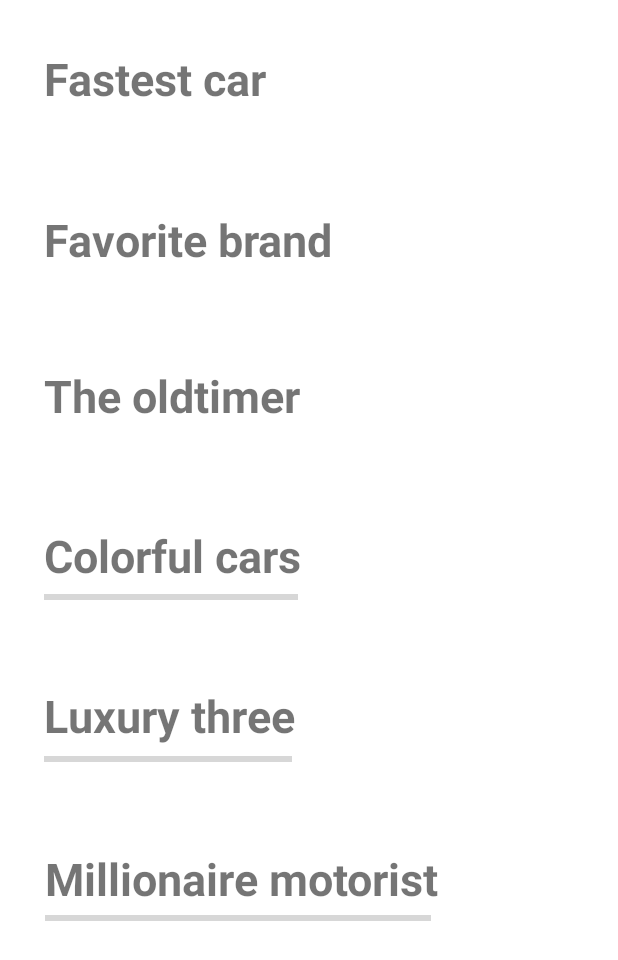
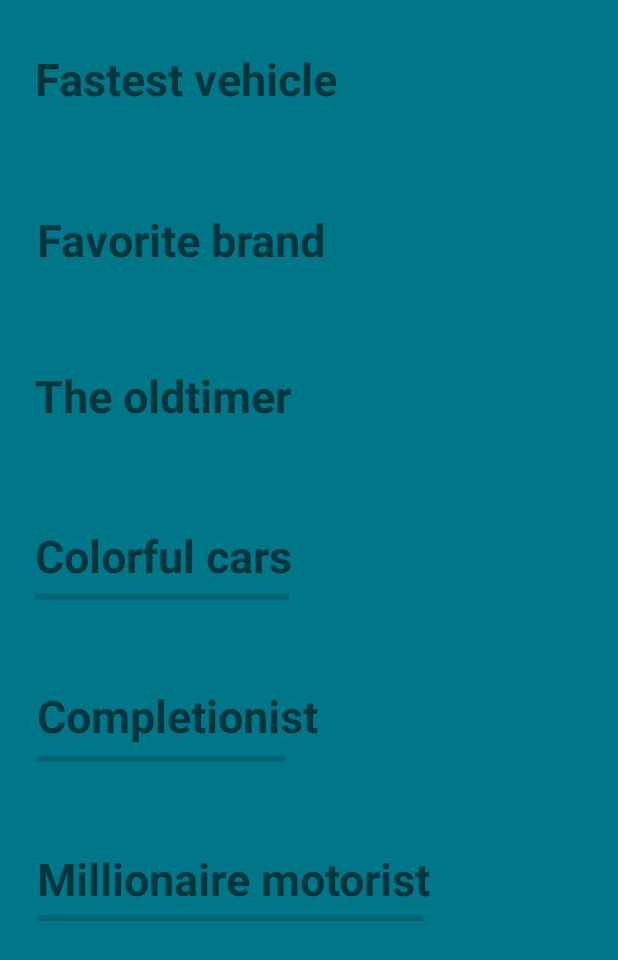
Before and after one commit to laurens88/Car-Collection, an Android app: the layout fragment_profile.xml on its own in the app's theme, with its tools: preview values and no code run, on a phone screen of 412 x 824 dp. Shown: the top 960 px of the screen. Run offline under Robolectric (Android 15) with nearby library versions, the light colour scheme and no system bars.

Commit message:
Implemented all but completionist achievements + bug fixes

```diff
--- a/app/src/main/java/com/example/carcollectiondatabase/Crawler.java
+++ b/app/src/main/java/com/example/carcollectiondatabase/Crawler.java
@@ -31,7 +31,7 @@ public class Crawler {
             case "geel": return "Yellow";
             case "grijs": return "Grey";
             case "bruin": return "Brown";
-            case "crème": return "Cream";
+            case "creme": return "Cream";
             case "paars": return "Purple";
             case "zwart": return "Black";
             case "diversen": return "Multi color";
@@ -185,7 +185,7 @@ public class Crawler {
 
                 //Brand
                 if (line_counter == brand) {
-                    data.add(line);
+                    data.add(line.replaceAll("Citroen", "Citroën"));
                 }
                 //Type
                 if (line_counter == type){
--- a/app/src/main/java/com/example/carcollectiondatabase/fragments/lookupFragment.java
+++ b/app/src/main/java/com/example/carcollectiondatabase/fragments/lookupFragment.java
@@ -53,8 +53,8 @@ public class lookupFragment extends Fragment {
         filterArray[1] = new InputFilter.LengthFilter(8);
         plate.setFilters(filterArray);
 
-        view.findViewById(R.id.include);
-        view.setOnClickListener(new View.OnClickListener() {
+        View buttonview = view.findViewById(R.id.include);
+        buttonview.setOnClickListener(new View.OnClickListener() {
             @Override
             public void onClick(View view) {
                 progressButton = new ProgressButton(getContext(), view);
--- a/app/src/main/res/layout/activity_update.xml
+++ b/app/src/main/res/layout/activity_update.xml
@@ -77,6 +77,7 @@
         android:hint="Price"
         android:inputType="textPersonName"
         android:minHeight="48dp"
+        android:digits="€0123456789.-"
         app:layout_constraintBottom_toBottomOf="parent"
         app:layout_constraintEnd_toEndOf="parent"
         app:layout_constraintHorizontal_bias="0.932"
@@ -92,6 +93,7 @@
         android:hint="Color"
         android:inputType="textPersonName"
         android:minHeight="48dp"
+        android:digits="ABCDEFGHIJKLMNOPQRSTUVWXYZabcdefghijklmnopqrstuvwxyz"
         app:layout_constraintBottom_toBottomOf="parent"
         app:layout_constraintEnd_toEndOf="parent"
         app:layout_constraintHorizontal_bias="0.071"
@@ -107,6 +109,7 @@
         android:hint="Year"
         android:inputType="textPersonName"
         android:minHeight="48dp"
+        android:digits="0123456789"
         app:layout_constraintBottom_toBottomOf="parent"
         app:layout_constraintEnd_toEndOf="parent"
         app:layout_constraintHorizontal_bias="0.936"
@@ -137,6 +140,7 @@
         android:hint="Top speed"
         android:inputType="textPersonName"
         android:minHeight="48dp"
+        android:digits="0123456789 km/hu"
         app:layout_constraintBottom_toBottomOf="parent"
         app:layout_constraintEnd_toEndOf="parent"
         app:layout_constraintHorizontal_bias="0.932"
@@ -153,6 +157,7 @@
         android:hint="Power"
         android:inputType="textPersonName"
         android:minHeight="48dp"
+        android:digits="0123456789 pkhPKH"
         app:layout_constraintBottom_toBottomOf="parent"
         app:layout_constraintEnd_toEndOf="parent"
         app:layout_constraintHorizontal_bias="0.063"
@@ -168,6 +173,7 @@
         android:hint="Ranking"
         android:inputType="textPersonName"
         android:minHeight="48dp"
+        android:digits="0123456789"
         app:layout_constraintBottom_toBottomOf="parent"
         app:layout_constraintEnd_toEndOf="parent"
         app:layout_constraintHorizontal_bias="0.932"
--- a/app/src/main/res/layout/fragment_lookup.xml
+++ b/app/src/main/res/layout/fragment_lookup.xml
@@ -19,6 +19,7 @@
         android:hint="License plate"
         android:textSize="32dp"
         android:paddingTop="200dp"
+        android:digits="0123456789-BCDFGHJKLMNPQRSTVWXYZ"
         app:layout_constraintBottom_toBottomOf="parent"
         app:layout_constraintEnd_toEndOf="parent"
         app:layout_constraintHorizontal_bias="0.497"
--- a/app/src/main/res/layout/fragment_profile.xml
+++ b/app/src/main/res/layout/fragment_profile.xml
@@ -5,13 +5,14 @@
     android:layout_width="match_parent"
     android:layout_height="match_parent"
     tools:context=".fragments.profileFragment"
-    android:layout_below="@+id/tab_layout">
+    android:layout_below="@+id/tab_layout"
+    android:background="@drawable/background">
 
     <TextView
         android:id="@+id/fastestTitle"
         android:layout_width="wrap_content"
         android:layout_height="wrap_content"
-        android:text="Fastest car"
+        android:text="Fastest vehicle"
         android:textSize="30sp"
         android:textStyle="bold"
         app:layout_constraintBottom_toBottomOf="parent"
@@ -22,11 +23,11 @@
         app:layout_constraintVertical_bias="0.041" />
 
     <TextView
-        android:id="@+id/textView16"
+        android:id="@+id/oldest"
         android:layout_width="wrap_content"
         android:layout_height="wrap_content"
-        app:layout_constraintStart_toStartOf="@+id/textView15"
-        app:layout_constraintTop_toBottomOf="@+id/textView15" />
+        app:layout_constraintStart_toStartOf="@+id/oldestTitle"
+        app:layout_constraintTop_toBottomOf="@+id/oldestTitle" />
 
     <TextView
         android:id="@+id/favBrandTitle"
@@ -37,7 +38,7 @@
         android:textStyle="bold"
         app:layout_constraintBottom_toBottomOf="parent"
         app:layout_constraintEnd_toEndOf="parent"
-        app:layout_constraintHorizontal_bias="0.133"
+        app:layout_constraintHorizontal_bias="0.111"
         app:layout_constraintStart_toStartOf="parent"
         app:layout_constraintTop_toTopOf="parent"
         app:layout_constraintVertical_bias="0.178" />
@@ -50,7 +51,7 @@
         app:layout_constraintTop_toBottomOf="@+id/favBrandTitle" />
 
     <TextView
-        android:id="@+id/textView15"
+        android:id="@+id/oldestTitle"
         android:layout_width="wrap_content"
         android:layout_height="wrap_content"
         android:text="The oldtimer"
@@ -58,13 +59,13 @@
         android:textStyle="bold"
         app:layout_constraintBottom_toBottomOf="parent"
         app:layout_constraintEnd_toEndOf="parent"
-        app:layout_constraintHorizontal_bias="0.121"
+        app:layout_constraintHorizontal_bias="0.096"
         app:layout_constraintStart_toStartOf="parent"
         app:layout_constraintTop_toTopOf="parent"
         app:layout_constraintVertical_bias="0.311" />
 
     <TextView
-        android:id="@+id/textView17"
+        android:id="@+id/colorfulTitle"
         android:layout_width="wrap_content"
         android:layout_height="wrap_content"
         android:text="Colorful cars"
@@ -72,7 +73,7 @@
         android:textStyle="bold"
         app:layout_constraintBottom_toBottomOf="parent"
         app:layout_constraintEnd_toEndOf="parent"
-        app:layout_constraintHorizontal_bias="0.122"
+        app:layout_constraintHorizontal_bias="0.097"
         app:layout_constraintStart_toStartOf="parent"
         app:layout_constraintTop_toTopOf="parent"
         app:layout_constraintVertical_bias="0.447" />
@@ -86,21 +87,21 @@
         app:layout_constraintTop_toBottomOf="@+id/fastestTitle" />
 
     <TextView
-        android:id="@+id/textView19"
+        android:id="@+id/completionistTitle"
         android:layout_width="wrap_content"
         android:layout_height="wrap_content"
-        android:text="Luxury three"
+        android:text="Completionist"
         android:textSize="30sp"
         android:textStyle="bold"
         app:layout_constraintBottom_toBottomOf="parent"
         app:layout_constraintEnd_toEndOf="parent"
-        app:layout_constraintHorizontal_bias="0.12"
+        app:layout_constraintHorizontal_bias="0.111"
         app:layout_constraintStart_toStartOf="parent"
         app:layout_constraintTop_toTopOf="parent"
         app:layout_constraintVertical_bias="0.583" />
 
     <TextView
-        android:id="@+id/textView21"
+        android:id="@+id/MillionaireTitle"
         android:layout_width="wrap_content"
         android:layout_height="wrap_content"
         android:text="Millionaire motorist"
@@ -108,33 +109,33 @@
         android:textStyle="bold"
         app:layout_constraintBottom_toBottomOf="parent"
         app:layout_constraintEnd_toEndOf="parent"
-        app:layout_constraintHorizontal_bias="0.2"
+        app:layout_constraintHorizontal_bias="0.165"
         app:layout_constraintStart_toStartOf="parent"
         app:layout_constraintTop_toTopOf="parent"
         app:layout_constraintVertical_bias="0.722" />
 
     <ProgressBar
-        android:id="@+id/progressBar3"
+        android:id="@+id/colorProgress"
         style="?android:attr/progressBarStyleHorizontal"
         android:layout_width="169dp"
         android:layout_height="15dp"
-        app:layout_constraintStart_toStartOf="@+id/textView17"
-        app:layout_constraintTop_toBottomOf="@+id/textView17" />
+        app:layout_constraintStart_toStartOf="@+id/colorfulTitle"
+        app:layout_constraintTop_toBottomOf="@+id/colorfulTitle" />
 
     <ProgressBar
-        android:id="@+id/progressBar4"
+        android:id="@+id/completionistProgress"
         style="?android:attr/progressBarStyleHorizontal"
         android:layout_width="165dp"
         android:layout_height="17dp"
-        app:layout_constraintStart_toStartOf="@+id/textView19"
-        app:layout_constraintTop_toBottomOf="@+id/textView19" />
+        app:layout_constraintStart_toStartOf="@+id/completionistTitle"
+        app:layout_constraintTop_toBottomOf="@+id/completionistTitle" />
 
     <ProgressBar
-        android:id="@+id/progressBar5"
+        android:id="@+id/MillionaireProgress"
         style="?android:attr/progressBarStyleHorizontal"
         android:layout_width="257dp"
         android:layout_height="12dp"
-        app:layout_constraintStart_toStartOf="@+id/textView21"
-        app:layout_constraintTop_toBottomOf="@+id/textView21" />
+        app:layout_constraintStart_toStartOf="@+id/MillionaireTitle"
+        app:layout_constraintTop_toBottomOf="@+id/MillionaireTitle" />
 
 </androidx.constraintlayout.widget.ConstraintLayout>
```
Also changed, not shown: app/src/main/java/com/example/carcollectiondatabase/DatabaseHelper.java (+111 -15 lines), app/src/main/java/com/example/carcollectiondatabase/UpdateActivity.java (+41 -9 lines), app/src/main/java/com/example/carcollectiondatabase/fragments/profileFragment.java (+39 -4 lines).
